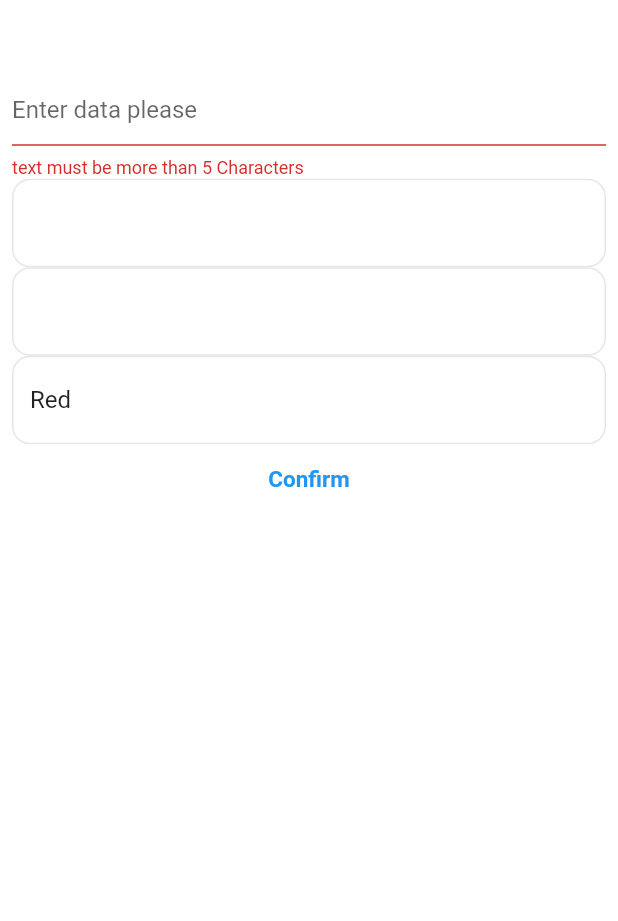
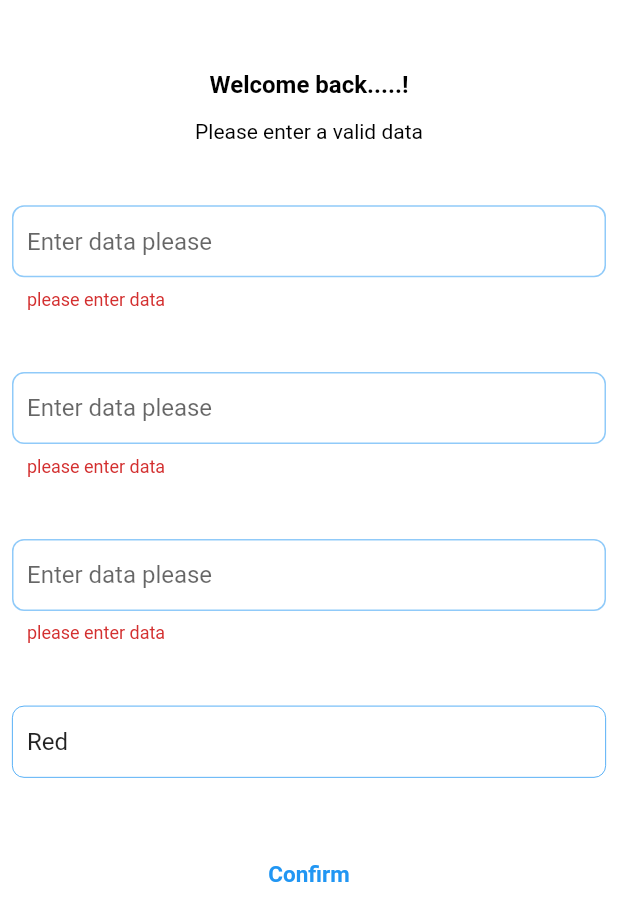
Before and after one commit to mahmoudzaher00/colors_task_cubit, a Flutter app: the screen it shows after launch, after a tap on "Confirm", on a phone screen of 412 x 824 dp. Shown: the top 921 px of the screen. Run offline on Flutter 3.47's test engine with Material 2 defaults, Android fonts, the phone set to English and light mode, and no system bars; our stand-ins replace bloc, flutter_bloc, substring_highlight.

Commit message:
unit test

```diff
--- a/lib/main.dart
+++ b/lib/main.dart
@@ -1,5 +1,5 @@
 import 'package:flutter/material.dart';
-import 'package:task_cubit/screens/home/view.dart';
+import 'package:task_cubit/screens/home/view_imports.dart';
 
 void main() {
   WidgetsFlutterBinding.ensureInitialized();
@@ -15,20 +15,25 @@ class MyApp extends StatelessWidget {
     return MaterialApp(
       debugShowCheckedModeBanner: false,
       theme: ThemeData(
-          inputDecorationTheme: InputDecorationTheme(
-              focusedBorder: OutlineInputBorder(
-                borderRadius: BorderRadius.circular(12),
-                borderSide: const BorderSide(
-                  color: Color(0xffFFF1ED),
-                ),
-              ),
-              enabledBorder: OutlineInputBorder(
-                borderRadius: BorderRadius.circular(12),
-                borderSide: const BorderSide(
-                  color: Color(0xffE6E6E6),
-                ),
-              ))),
-      home: Home(),
+        inputDecorationTheme: InputDecorationTheme(
+          enabledBorder: OutlineInputBorder(
+            borderSide: const BorderSide(color: Colors.blue, width: .5),
+            borderRadius: BorderRadius.circular(8),
+          ),
+          focusedBorder: OutlineInputBorder(
+              borderRadius: BorderRadius.circular(8),
+              borderSide: const BorderSide(color: Colors.blue, width: 1)),
+          errorBorder: OutlineInputBorder(
+              borderSide:
+                  BorderSide(color: Colors.blue.withOpacity(.5), width: 1),
+              borderRadius: BorderRadius.circular(8)),
+          focusedErrorBorder: OutlineInputBorder(
+              borderRadius: BorderRadius.circular(8),
+              borderSide: const BorderSide(color: Colors.blue, width: 2)),
+          contentPadding: const EdgeInsets.symmetric(horizontal: 10, vertical: 12),
+        ),
+      ),
+      home: const Home(),
     );
   }
 }
--- a/lib/screens/home/view.dart
+++ b/lib/screens/home/view.dart
@@ -1,9 +1,5 @@
-import 'package:flutter/material.dart';
-import 'package:flutter_bloc/flutter_bloc.dart';
-import 'package:task_cubit/shared/blocs/controller.dart';
-import 'package:task_cubit/shared/blocs/states.dart';
+part of 'view_imports.dart';
 
-import 'widgets/home_widgets_imports.dart';
 
 class Home extends StatelessWidget {
   const Home({Key? key}) : super(key: key);
@@ -13,13 +9,12 @@ class Home extends StatelessWidget {
     final _mediaQuery = MediaQuery.of(context).size;
     final double statusBarHeight = MediaQuery.of(context).padding.top;
     return BlocProvider(
-      create: (context) => ColorsController()..getData(),
-      child: BlocConsumer<ColorsController, ColorsStates>(
+      create: (context) => HomeCubit()..getData(),
+      child: BlocConsumer<HomeCubit, HomeStates>(
         listener: (context, state) {},
         builder: (context, state) {
-          final controller = ColorsController.get(context);
-          if (controller.items != null) {
-            print(controller.items![0].error);
+          final controller = HomeCubit.get(context);
+          if (controller.homeViewData.items != null) {
             return Scaffold(
                 backgroundColor: Colors.white,
                 body: SafeArea(
--- /dev/null
+++ b/lib/screens/home/view_imports.dart
@@ -0,0 +1,13 @@
+
+import 'package:flutter/material.dart';
+import 'package:flutter_bloc/flutter_bloc.dart';
+import 'package:task_cubit/models/AsyncValidationColorsModel.dart';
+import 'package:task_cubit/models/add_to_these_colors_model.dart';
+import 'package:task_cubit/screens/second_screen/view_imports.dart';
+
+import 'package:task_cubit/shared/home_cubit/cubit.dart';
+import 'package:task_cubit/shared/home_cubit/states.dart';
+import 'widgets/home_widgets_imports.dart';
+
+part 'view.dart';
+part 'view_data.dart';
--- a/lib/screens/home/widgets/build_inputs_fields.dart
+++ b/lib/screens/home/widgets/build_inputs_fields.dart
@@ -1,61 +1,93 @@
 part of 'home_widgets_imports.dart';
 
 class BuildInputsFields extends StatelessWidget {
-  BuildInputsFields({required this.controller,required this.mediaQuery,required this.statusBarHeight});
+  BuildInputsFields(
+      {required this.controller,
+      required this.mediaQuery,
+      required this.statusBarHeight,
 
+      });
 
-  final ColorsController controller;
+  final HomeCubit controller;
   final Size mediaQuery;
   final double statusBarHeight;
+  ScrollController scroll=ScrollController();
 
   @override
   Widget build(BuildContext context) {
     return Form(
-        key: controller.formKey,
+        key: controller.homeViewData.formKey,
         child: ListView(
+          controller: scroll,
           padding: const EdgeInsets.all(8),
           children: [
-            SizedBox(
-              height: mediaQuery.height * .05,
+            SizedBox(height: mediaQuery.height * .05,),
+
+            const CustomText(
+              text: 'Welcome back.....!',
+              fontSize: 16,
+              fontWeight: FontWeight.w600,
+              alignment: Alignment.center,
             ),
-            TextFormField(
-                controller:
-                controller.textEditingOneController,
-                enableSuggestions: true,
-                decoration: const InputDecoration(
-                  hintText: 'Enter data please',
+            SizedBox(height: mediaQuery.height * .02,),
+            const CustomText(
+              text: 'Please enter a valid data',
+              fontSize: 14,
+              fontWeight: FontWeight.normal,
+              alignment: Alignment.center,
             ),
-                onChanged: (value) {
-                  controller.showTextFieldFunction(
-                      value, context);
+            SizedBox(height: mediaQuery.height * .05,),
+
+            BuildTextFieldView(
+
+                controller: controller.homeViewData.textEditingOneController,
+                hintText: 'Please enter data',
+                onChangedFunction: (value) {
+                  controller.textFieldOneOnChanged(value, context);
                 },
-                validator: controller.textFieldOneValidate),
-            controller.showTextField == false
-                ? TextFormField(
-              controller:
-              controller.textEditingTwoController,
-              onChanged: (value) {
-                controller.validationColors(
-                    value, context);
+                validatorFunction: TextFieldValidator.validate
+                //controller.textFieldOneValidator ,
+
+                ),
+            SizedBox(height: mediaQuery.height * .05,),
+            controller.showTextField == false ?
+            BuildTextFieldView(
+                    controller: controller.homeViewData.textEditingTwoController,
+                    hintText: 'Enter your color please',
+                    onChangedFunction: (value) {
+                      controller.textFieldTwoOnChanged(value, context);
                     },
-            )
-                : const SizedBox.shrink(),
-            Autocomplete(
-              optionsBuilder:
-                  (TextEditingValue textEditingValue) {
+                    validatorFunction: controller.textFieldTwoValidator) :
+            const SizedBox.shrink(),
+            controller.showTextField == false ?
+            SizedBox(height: mediaQuery.height * .05,) :
+            const SizedBox.shrink(),
+            autoCompleteTextField(),
+            SizedBox(height: mediaQuery.height * .05,),
+            BuildTextFieldView(
+              controller: controller.homeViewData.textEditingFourController,
+              hintText: 'Enter your color please',
+              validatorFunction: controller.textFieldsValidation,
+            ),
+            SizedBox(height: mediaQuery.height * .05,),
+            BuildConfirmBtn(controller: controller),
+          ],
+        ));
+  }
+
+  Autocomplete<String> autoCompleteTextField() {
+    return Autocomplete(
+      optionsBuilder: (TextEditingValue textEditingValue) {
         if (textEditingValue.text.isEmpty) {
           return const Iterable<String>.empty();
         } else {
-                  return controller.autoSuggestionsColors!
-                      .where((element) => element
-                      .toLowerCase()
-                      .contains(controller
-                      .textEditingThreeController.text
+          return controller.homeViewData.autoSuggestionsColors!.where(
+              (element) => element.toLowerCase().contains(controller
+                  .homeViewData.textEditingThreeController.text
                   .toLowerCase()));
         }
       },
-              optionsViewBuilder: (context,
-                  Function(String) onSelected, options) {
+      optionsViewBuilder: (context, Function(String) onSelected, options) {
         return Material(
           elevation: 4,
           child: ListView.separated(
@@ -67,19 +99,16 @@ class BuildInputsFields extends StatelessWidget {
                 // title: Text(option.toString()),
                 title: SubstringHighlight(
                   text: option.toString(),
-                          term: controller
-                              .textEditingThreeController
-                              .text,
-                          textStyleHighlight: const TextStyle(
-                              fontWeight: FontWeight.w700),
+                  term: controller.homeViewData.textEditingThreeController.text,
+                  textStyleHighlight:
+                      const TextStyle(fontWeight: FontWeight.w700),
                 ),
                 onTap: () {
                   onSelected(option.toString());
                 },
               );
             },
-                    separatorBuilder: (context, index) =>
-                    const   Divider(),
+            separatorBuilder: (context, index) => const Divider(),
             itemCount: options.length,
           ),
         );
@@ -87,42 +116,54 @@ class BuildInputsFields extends StatelessWidget {
       onSelected: (selectedString) {
         print(selectedString);
       },
-              fieldViewBuilder: (context, controllerView,
-                  focusNode, onEditingComplete) {
-                controller.textEditingThreeController =
-                    controllerView;
-                return TextFormField(
-                  controller:
-                  controller.textEditingThreeController,
+      fieldViewBuilder:
+          (context, controllerView, focusNode, onEditingComplete) {
+        controller.homeViewData.textEditingThreeController = controllerView;
+        return BuildTextFieldView(
+          controller: controller.homeViewData.textEditingThreeController,
+          hintText: 'Enter your color please',
           focusNode: focusNode,
-                  onEditingComplete: onEditingComplete,
+          onChangedFunction: (value) {
+          if (scroll.hasClients) {
+            final position = scroll.position.maxScrollExtent;
+            scroll.jumpTo(position);
+          }
+        },
+          validatorFunction: controller.textFieldsValidation,
+          onEditingCompleteFunction: onEditingComplete,
         );
       },
-            ),
-            TextFormField(
-              controller:
-              controller.textEditingFourController,
-              enableSuggestions: true,
-              onChanged: (value) {},
-            ),
-            CustomButton(
+    );
+  }
+}
+
+class BuildConfirmBtn extends StatelessWidget {
+  const BuildConfirmBtn({
+    Key? key,
+    required this.controller,
+  }) : super(key: key);
+
+  final HomeCubit controller;
+
+  @override
+  Widget build(BuildContext context) {
+    return CustomButton(
+      keyValue:  Key('click'),
       controller: controller,
       text: 'Confirm',
       onPressed: () {
-                if (controller.formKey.currentState!
-                    .validate()) {
-                  controller.formKey.currentState!.save();
-                  Navigator.push(
-                      context,
-                      MaterialPageRoute(
-                          builder: (context) =>
-                          const SecondScreen()));
+        if (controller.homeViewData.formKey.currentState!.validate()) {
+          controller.homeViewData.formKey.currentState!.save();
+          //controller.homeViewData.allValuesCorrect(context);
+          controller.homeViewData.allValuesCorrects(
+          controller.homeViewData.textEditingOneController.text,
+          controller.homeViewData.textEditingTwoController.text,
+          controller.homeViewData.textEditingThreeController.text,
+          controller.homeViewData.textEditingFourController.text,
+          context
+          );
         }
       },
-            ),
-          ],
-        )) ;
+    );
   }
-
-
 }
--- /dev/null
+++ b/lib/screens/home/widgets/build_text_field_view.dart
@@ -0,0 +1,43 @@
+part of 'home_widgets_imports.dart';
+
+class BuildTextFieldView extends StatelessWidget {
+  BuildTextFieldView({
+    required this.controller,
+    required this.hintText,
+    this.keyValue,
+    this.focusNode,
+    this.onChangedFunction,
+    this.validatorFunction,
+    this.onEditingCompleteFunction,
+  });
+
+  final TextEditingController controller;
+
+
+  final String hintText;
+  String? keyValue;
+  ValueChanged<String>? onChangedFunction;
+  FormFieldValidator<String>? validatorFunction;
+  VoidCallback? onEditingCompleteFunction;
+  FocusNode? focusNode;
+
+
+
+  @override
+  Widget build(BuildContext context) {
+    return TextFormField(
+        key: Key('text field one'),
+        controller: controller,
+        enableSuggestions: true,
+        decoration: const InputDecoration(
+          hintText: 'Enter data please',
+        ),
+        onChanged: onChangedFunction,
+        focusNode: focusNode,
+        onEditingComplete: onEditingCompleteFunction,
+        validator:validatorFunction,
+
+      //controller.textFieldOneValidator
+    );
+  }
+}
--- /dev/null
+++ b/lib/screens/second_screen/view_imports.dart
@@ -0,0 +1,6 @@
+import 'package:flutter/material.dart';
+import 'package:task_cubit/screens/home/view_imports.dart';
+import 'package:task_cubit/widgets/custom_text.dart';
+import 'widegts/second_screen_widget_imports.dart';
+
+part 'view.dart';
--- /dev/null
+++ b/lib/screens/second_screen/widegts/second_screen_widget_imports.dart
@@ -0,0 +1,3 @@
+import 'package:flutter/material.dart';
+
+part 'build_button_view.dart';
--- a/lib/shared/blocs/controller.dart
+++ /dev/null
@@ -1,78 +0,0 @@
-import 'dart:convert';
-
-import 'package:bloc/bloc.dart';
-import 'package:flutter/material.dart';
-import 'package:flutter_bloc/flutter_bloc.dart';
-import 'package:task_cubit/models/add_to_these_colors_model.dart';
-import 'package:task_cubit/models/AsyncValidationColorsModel.dart';
-import 'package:task_cubit/shared/blocs/states.dart';
-import 'package:flutter/services.dart';
-
-import '../../models/main_model.dart';
-
-class ColorsController extends Cubit<ColorsStates> {
-  ColorsController() : super(ColorsInitialState());
-
-  static ColorsController get(context) => BlocProvider.of(context);
-  final textEditingOneController = TextEditingController();
-  final textEditingTwoController = TextEditingController();
-  var textEditingThreeController = TextEditingController();
-  final textEditingFourController = TextEditingController();
-  final GlobalKey<FormState> formKey = GlobalKey<FormState>();
-
-  List<AsyncValidationColors>? items;
-  List<AddToTheseColors>? addToTheseColor;
-  List<String>? autoSuggestionsColors;
-  bool _showTextField = false;
-  bool isThirdShow = true;
-  bool get showTextField => _showTextField;
-
-  Future<void> getData() async {
-    final String response = await rootBundle.loadString('assets/colors.json');
-    final data = ColorsDataModel.fromJson(json.decode(response));
-    items = data.groupOfColors.asyncValidationColors;
-    autoSuggestionsColors=data.groupOfColors.autoSuggestionsColors;
-    addToTheseColor=data.groupOfColors.personalFavoriteColors.addToTheseColors;
-    textEditingFourController.text= addToTheseColor![0].myFavoriteColor;
-    print(addToTheseColor![0].myFavoriteColor);
-    emit(GetColorsState());
-  }
-
-  showTextFieldFunction(String textValue,context) {
-    if (textValue.toLowerCase() == "a") {
-      _showTextField = true;
-    } else {
-      _showTextField = false;
-      if(textValue.length>5&&textValue.length<10)
-      {
-        ScaffoldMessenger.of(context).showSnackBar(const SnackBar(content: Text("done"),duration: Duration(milliseconds: 600),));
-      }else
-      {
-        ScaffoldMessenger.of(context).showSnackBar(const SnackBar(content:  Text("text must be more than 5 and max 9 Characters"),duration:  Duration(milliseconds: 600)));
-      }
-    }
-
-    emit(ShowTextField());
-  }
-
-  String? textFieldOneValidate(String? value) {
-    if (textEditingOneController.text.length < 6) {
-      return 'text must be more than 5 Characters';
-    } else if (textEditingOneController.text.length > 9) {
-      return 'Text is only allowed and max 9 Characters';
-    }
-    return null;
-  }
-
-  validationColors(String value,context) {
-    if(value.toLowerCase() ==items![0].color.toLowerCase())
-      {
-        isThirdShow=false;
-        ScaffoldMessenger.of(context).showSnackBar(SnackBar(content: Text(items![0].errorMessage),duration: const Duration(milliseconds: 600)));
-      }else
-        {
-          isThirdShow=true;
-        }
-    emit(ShowTextField());
-  }
-}
--- a/lib/shared/blocs/states.dart
+++ /dev/null
@@ -1,10 +0,0 @@
-abstract class ColorsStates {}
-
-class ColorsInitialState extends ColorsStates {}
-
-class GetColorsState extends ColorsStates {}
-
-class ShowTextField extends ColorsStates {}
-class ValidateTextField extends ColorsStates {}
-
-class ControllerListener extends ColorsStates {}
--- /dev/null
+++ b/lib/shared/home_cubit/cubit.dart
@@ -0,0 +1,104 @@
+import 'dart:convert';
+
+import 'package:bloc/bloc.dart';
+import 'package:flutter/material.dart';
+import 'package:flutter_bloc/flutter_bloc.dart';
+import 'package:task_cubit/screens/home/view_imports.dart';
+import 'package:task_cubit/shared/home_cubit/states.dart';
+import 'package:flutter/services.dart';
+
+import '../../models/main_model.dart';
+
+class HomeCubit extends Cubit<HomeStates> {
+  HomeCubit() : super(HomeInitialState());
+
+  static HomeCubit get(context) => BlocProvider.of(context);
+
+  HomeViewData homeViewData = HomeViewData();
+
+  //bool isThirdShow = true;
+  bool get showTextField => homeViewData.showTextField;
+
+  Future<void> getData() async {
+    final String response = await rootBundle.loadString('assets/colors.json');
+    final data = ColorsDataModel.fromJson(json.decode(response));
+    homeViewData.items = data.groupOfColors.asyncValidationColors;
+    homeViewData.autoSuggestionsColors =
+        data.groupOfColors.autoSuggestionsColors;
+    homeViewData.addToTheseColor =
+        data.groupOfColors.personalFavoriteColors.addToTheseColors;
+    homeViewData.textEditingFourController.text =
+        homeViewData.addToTheseColor![0].myFavoriteColor;
+
+    emit(GetHomeState());
+  }
+
+  //text field one validation and on change
+
+  textFieldOneOnChanged(String textValue, context) {
+    if (textValue.toLowerCase() == "a") {
+      homeViewData.showTextField = true;
+    } else {
+      homeViewData.showTextField = false;
+      if (textValue.length > 5 && textValue.length < 10) {
+
+        ScaffoldMessenger.of(context).showSnackBar(const SnackBar(
+          content: Text("done"),
+          duration: Duration(milliseconds: 600),
+        ));
+      } else {
+        ScaffoldMessenger.of(context).showSnackBar(const SnackBar(
+            content: Text("text must be more than 5 and max 9 Characters"),
+            duration: Duration(milliseconds: 600)));
+      }
+    }
+
+    emit(ShowTextField());
+  }
+
+  String? textFieldOneValidator(String? value) {
+    if (value!.isEmpty) {
+      return 'please enter data';
+    }
+    if (value.length < 6) {
+      return 'text must be more than 5 Characters';
+    } else if (value.length > 9) {
+      return 'Text is only allowed and max 9 Characters';
+    } else {
+      homeViewData.isShow = true;
+    }
+  }
+
+  //text field two validation and on change
+  String? textFieldTwoValidator(String? value) {
+    if (value!.isEmpty) {
+      return 'please enter data';
+    } else if (value.toLowerCase() ==
+        homeViewData.items![0].color.toLowerCase()) {
+      return homeViewData.items![0].errorMessage;
+    } else {
+      homeViewData.isShow = true;
+    }
+  }
+
+  textFieldTwoOnChanged(String value, context) {
+    if (value.toLowerCase() ==homeViewData. items![0].color.toLowerCase()) {
+      ScaffoldMessenger.of(context).showSnackBar(SnackBar(
+          content: Text(homeViewData.items![0].errorMessage),
+          duration: const Duration(milliseconds: 600)));
+    }
+    emit(ShowTextField());
+  }
+
+  //text field three and four validation
+
+  String? textFieldsValidation(String? value) {
+    if (value!.isEmpty) {
+      return 'please enter data';
+    } else {
+      homeViewData. isShow = true;
+    }
+  }
+
+
+}
--- /dev/null
+++ b/lib/shared/home_cubit/states.dart
@@ -0,0 +1,7 @@
+abstract class HomeStates {}
+
+class HomeInitialState extends HomeStates {}
+
+class GetHomeState extends HomeStates {}
+
+class ShowTextField extends HomeStates {}
--- /dev/null
+++ b/lib/unit_test/validator_test.dart
@@ -0,0 +1,19 @@
+class TextFieldValidator{
+  static String? validate(String? value){
+    if (value!.isEmpty){
+      return 'please enter data';
+    }
+    if (value.length < 6) {
+      return 'text must be more than 5 Characters';
+    } else if (value.length > 9) {
+      return 'Text is only allowed and max 9 Characters';
+    }
+  }
+   String? validation(String? value){
+    if (value!.length < 6) {
+      return 'text must be more than 5 Characters';
+    } else if (value.length > 9) {
+      return 'Text is only allowed and max 9 Characters';
+    }
+  }
+}
--- a/lib/widgets/custom_button.dart
+++ b/lib/widgets/custom_button.dart
@@ -1,22 +1,24 @@
 import 'package:flutter/material.dart';
-import 'package:task_cubit/shared/blocs/controller.dart';
+import 'package:task_cubit/shared/home_cubit/cubit.dart';
 import 'package:task_cubit/widgets/custom_text.dart';
 
 class CustomButton extends StatelessWidget {
-  CustomButton({
-    Key? key,
+  CustomButton({Key? key,
     this.controller,
     required this.text,
     this.onPressed,
-  }) : super(key: key);
+    this.keyValue,
+  }) : super(key: key) ;
 
-  ColorsController? controller;
+  HomeCubit? controller;
+  Key? keyValue;
   final String text;
   VoidCallback? onPressed;
 
   @override
   Widget build(BuildContext context) {
     return TextButton(
+      key: keyValue,
         onPressed: onPressed,
         child: CustomText(
           text: text,
--- a/pubspec.yaml
+++ b/pubspec.yaml
@@ -22,6 +22,7 @@ dependencies:
 dev_dependencies:
   flutter_test:
     sdk: flutter
+  mockito:
 
   flutter_lints: ^1.0.0
 
```
Also changed, not shown: lib/screens/home/view_data.dart (added, +39 -0 lines), lib/screens/home/widgets/home_widgets_imports.dart (+4 -5 lines), lib/screens/second_screen/view.dart (+24 -7 lines), lib/screens/second_screen/widegts/build_button_view.dart (added, +42 -0 lines), pubspec.lock, 2 other files. Lines whose indentation alone changed are shown as unchanged.
